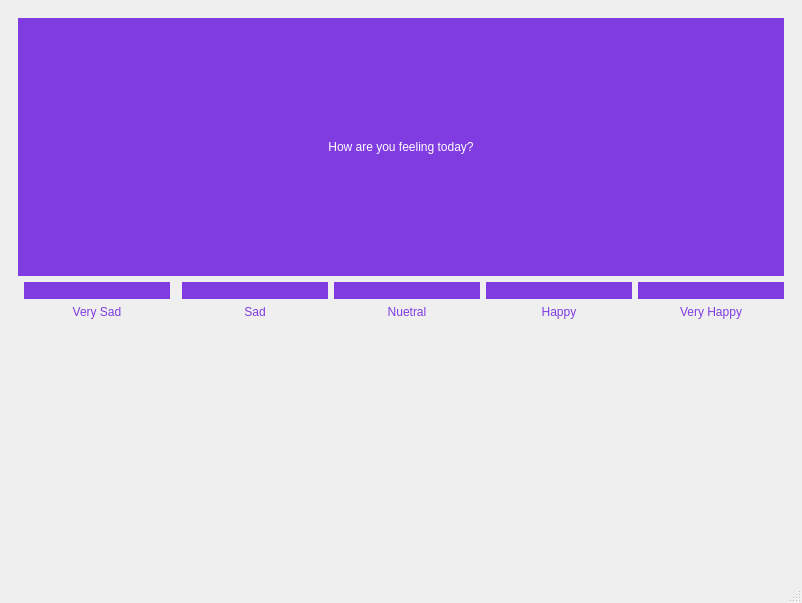
Before: the Qt Designer form view/uifiles/mood_tracker_window.ui in saraalsheikh/GoalDigger, drawn with Qt 5.
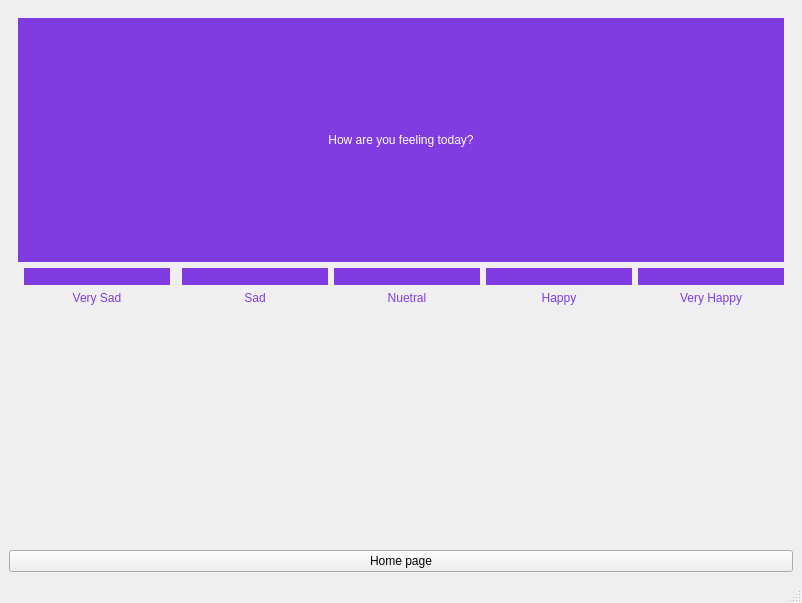
After: the same form once the commit is applied. Icons and pictures are not drawn.

Diff of the .ui file:
```diff
--- a/view/uifiles/mood_tracker_window.ui
+++ b/view/uifiles/mood_tracker_window.ui
@@ -282,6 +282,13 @@
       </layout>
      </widget>
     </item>
+    <item row="1" column="1">
+     <widget class="QPushButton" name="btn_home_page">
+      <property name="text">
+       <string>Home page</string>
+      </property>
+     </widget>
+    </item>
    </layout>
   </widget>
   <widget class="QStatusBar" name="statusbar"/>
```
Left out of the diff: 10 changed lines with no effect on the pictures.
